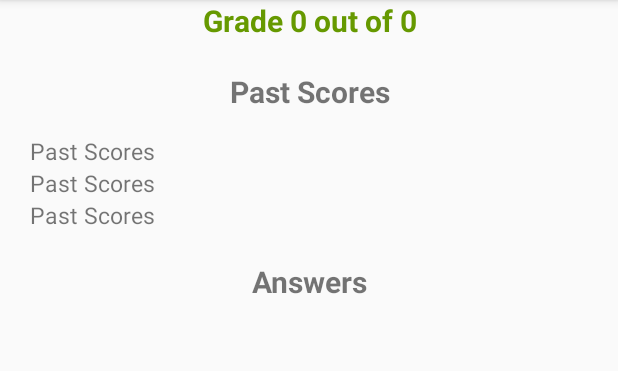
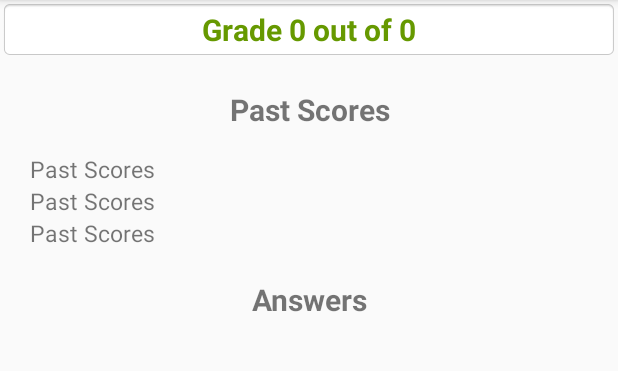
Before and after one commit to schidgopkar/QuizApp, an Android app: the screen it shows after launch once a user with an empty profile is signed in (ResultsActivity), after a tap on "SUBMIT", on a phone screen of 412 x 824 dp, the part 84-455 px from its top. Run offline under Robolectric (Android 15) with nearby library versions, the phone set to English and light mode, and no system bars; our stand-ins replace Firebase (no records; nobody signed in at launch, a user with empty details on screens opened directly); libraries missing offline, so code that uses them is left out: com.firebase.ui; 7 statements that could not run were skipped.

Commit message:
Implemented better background for displaying grades in the results screen

```diff
--- a/app/src/main/java/com/psb/quizapp/MainActivity.kt
+++ b/app/src/main/java/com/psb/quizapp/MainActivity.kt
@@ -41,9 +41,9 @@ class MainActivity : AppCompatActivity() {
         super.onCreate(savedInstanceState)
         setContentView(R.layout.activity_main)
 
-        val actionBar = supportActionBar
+//        supportActionBar?.setHomeAsUpIndicator(R.drawable.psb_logo)// set drawable icon
+//        supportActionBar?.setDisplayHomeAsUpEnabled(true)
 
-        actionBar!!.setIcon(R.drawable.psb_logo)
 
         prevButton = findViewById(R.id.prev_button)
         nextButton = findViewById(R.id.next_button)
--- a/app/src/main/res/layout/fragment_result_list.xml
+++ b/app/src/main/res/layout/fragment_result_list.xml
@@ -19,6 +19,7 @@
             android:textAlignment="center"
             android:textStyle="bold"
             android:textColor="@android:color/holo_green_dark"
+            android:background="@android:drawable/editbox_background"
             />
 
         <TextView
```
